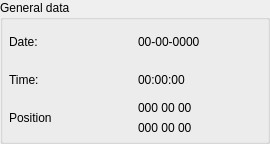
Before: the Qt Designer form src/gui/WGeneralData.ui in ifritee/gps_view, drawn with Qt 5.
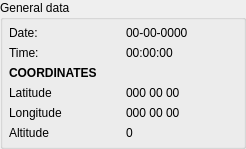
After: the same form once the commit is applied.

What changed in the file:
```diff
--- a/src/gui/WGeneralData.ui
+++ b/src/gui/WGeneralData.ui
@@ -6,8 +6,8 @@
    <rect>
     <x>0</x>
     <y>0</y>
-    <width>270</width>
-    <height>144</height>
+    <width>246</width>
+    <height>149</height>
    </rect>
   </property>
   <property name="windowTitle">
@@ -54,20 +54,6 @@
         </property>
        </widget>
       </item>
-      <item row="2" column="1">
-       <widget class="QLabel" name="time">
-        <property name="text">
-         <string>00:00:00</string>
-        </property>
-       </widget>
-      </item>
-      <item row="3" column="0">
-       <widget class="QLabel" name="label_3">
-        <property name="text">
-         <string>Position</string>
-        </property>
-       </widget>
-      </item>
       <item row="0" column="0">
        <widget class="QLabel" name="label_2">
         <property name="text">
@@ -75,6 +61,26 @@
         </property>
        </widget>
       </item>
+      <item row="3" column="0">
+       <widget class="QLabel" name="label_6">
+        <property name="font">
+         <font>
+          <weight>75</weight>
+          <bold>true</bold>
+         </font>
+        </property>
+        <property name="text">
+         <string>COORDINATES</string>
+        </property>
+       </widget>
+      </item>
+      <item row="4" column="1">
+       <widget class="QLabel" name="latitude">
+        <property name="text">
+         <string>000 00 00</string>
+        </property>
+       </widget>
+      </item>
       <item row="0" column="1">
        <widget class="QLabel" name="date">
         <property name="text">
@@ -82,23 +88,47 @@
         </property>
        </widget>
       </item>
-      <item row="3" column="1">
-       <layout class="QVBoxLayout" name="verticalLayout_2">
-        <item>
-         <widget class="QLabel" name="latitude">
-          <property name="text">
-           <string>000 00 00</string>
-          </property>
-         </widget>
-        </item>
-        <item>
-         <widget class="QLabel" name="longitude">
-          <property name="text">
-           <string>000 00 00</string>
-          </property>
-         </widget>
-        </item>
-       </layout>
+      <item row="4" column="0">
+       <widget class="QLabel" name="label_5">
+        <property name="text">
+         <string>Latitude</string>
+        </property>
+       </widget>
+      </item>
+      <item row="7" column="0">
+       <widget class="QLabel" name="label_4">
+        <property name="text">
+         <string>Altitude</string>
+        </property>
+       </widget>
+      </item>
+      <item row="7" column="1">
+       <widget class="QLabel" name="altitude">
+        <property name="text">
+         <string>0</string>
+        </property>
+       </widget>
+      </item>
+      <item row="2" column="1">
+       <widget class="QLabel" name="time">
+        <property name="text">
+         <string>00:00:00</string>
+        </property>
+       </widget>
+      </item>
+      <item row="6" column="0">
+       <widget class="QLabel" name="label_3">
+        <property name="text">
+         <string>Longitude</string>
+        </property>
+       </widget>
+      </item>
+      <item row="6" column="1">
+       <widget class="QLabel" name="longitude">
+        <property name="text">
+         <string>000 00 00</string>
+        </property>
+       </widget>
       </item>
      </layout>
     </widget>
```
